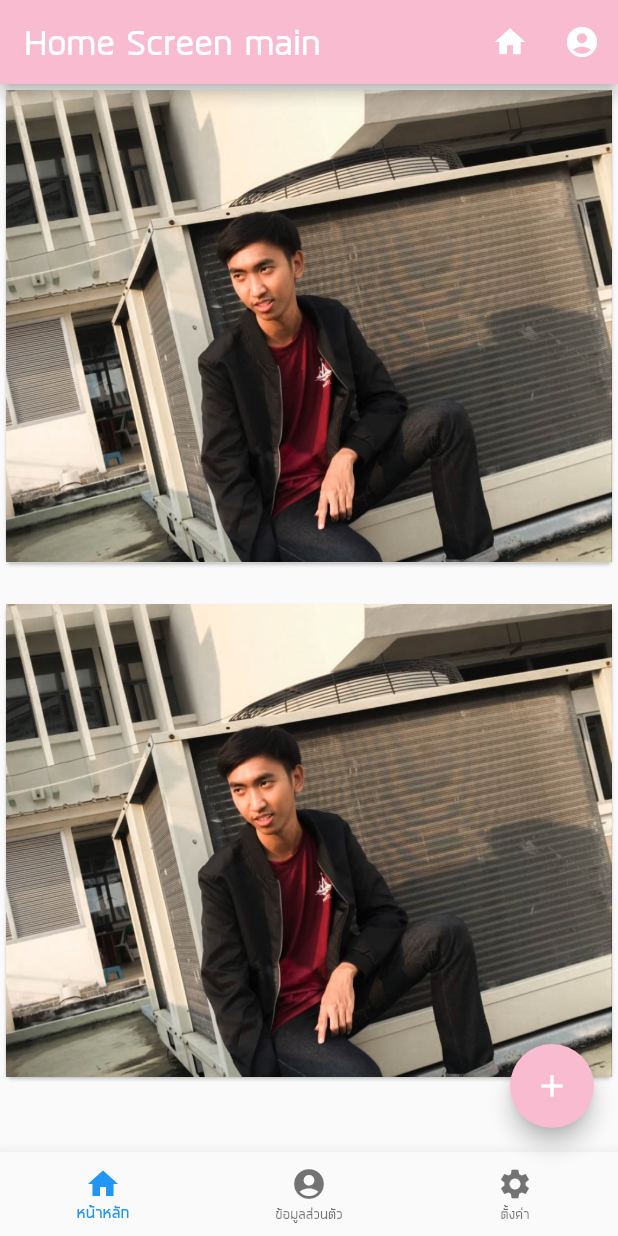
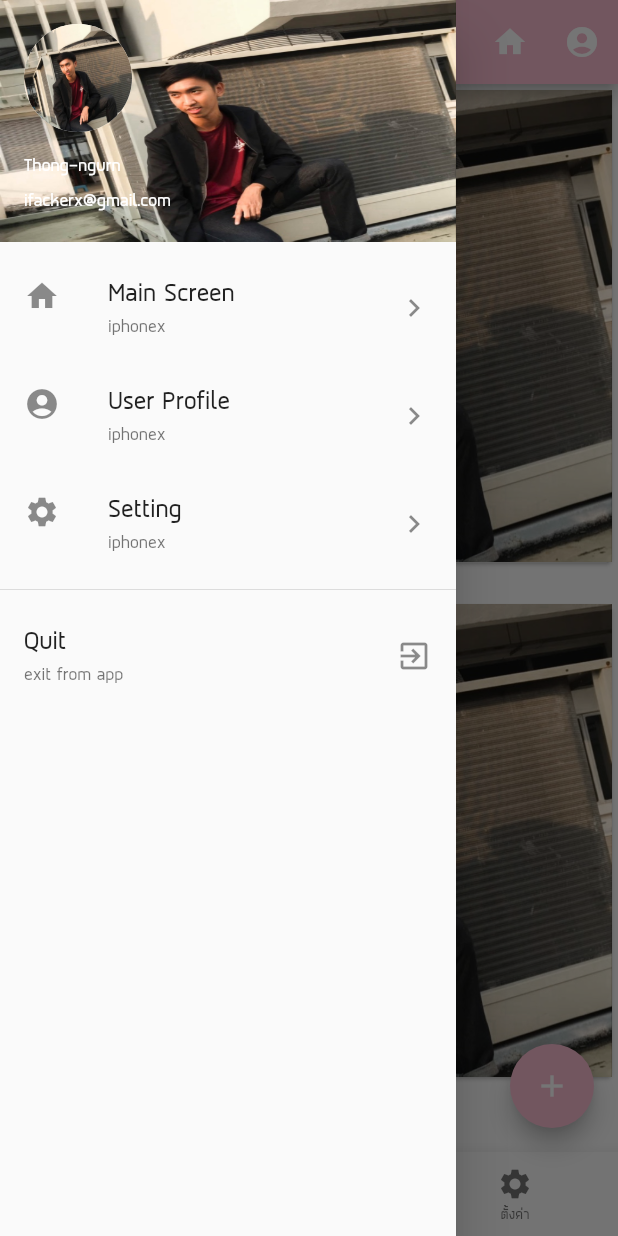
Before and after one commit to ifackerx/Pracing_flutter, a Flutter app: the screen it shows after launch, with the side drawer open (before the commit the screen has no drawer), on a phone screen of 412 x 824 dp. Run offline on Flutter 3.47's test engine with Material 2 defaults, Android fonts, the phone set to English and light mode, and no system bars.

Commit message:
List tile :credit_card:

```diff
--- a/flutter_app/lib/main.dart
+++ b/flutter_app/lib/main.dart
@@ -1,6 +1,9 @@
 import 'package:flutter/material.dart';
+import 'package:flutter_app/screens/app_screen.dart';
 import 'package:flutter_app/screens/home_screen.dart';
 import 'package:flutter_app/screens/main_screen.dart';
+import 'package:flutter_app/screens/page_one.dart';
+import 'package:flutter_app/screens/page_two.dart';
 
 // state less ไม่มีอัพเดทค่าข้อมูลในตัวมันเอง แสดงอยาสงเดียว
 
@@ -18,7 +21,12 @@ class Myapp extends StatelessWidget {
       title: 'My Traing App',
       // widget ตัวแรกที่จะใช้แสดง
       // Scafford รูปแบบของ Page (titlebar, button, appbar)
-      home: HomeScreen()
+      home: HomeScreen(),
+      routes: <String, WidgetBuilder>{
+        '/app' : (BuildContext context) => AppScreen('Heloow'),
+        '/one' : (BuildContext context) => PageOne(),
+        '/two' : (BuildContext context) => PageTwo(),
+      },
 
     // don't forget semicolon
     );
--- a/flutter_app/lib/screens/home_screen.dart
+++ b/flutter_app/lib/screens/home_screen.dart
@@ -1,4 +1,7 @@
+import 'dart:io';
+
 import 'package:flutter/material.dart';
+import 'package:flutter_app/screens/app_screen.dart';
 import 'page_one.dart';
 import 'page_two.dart';
 import 'page_three.dart';
@@ -12,23 +15,7 @@ class HomeScreen extends StatefulWidget {
 
 class _HomeScreenState extends State<HomeScreen> {
 
-  Widget customBar = AppBar(
-    title: Text('Home Screen main',
-      style: TextStyle(fontSize: 30.0)
-    ),
-    backgroundColor: Colors.pink[100],
-    // ปุ่มซ้ายขวา
-    actions: <Widget>[
-      IconButton(icon: Icon(Icons.home), onPressed: () {}),
-      IconButton(icon: Icon(Icons.account_circle), onPressed: () {}),
-    ],
-  );
 
-  Widget customfloatingAction = FloatingActionButton(
-    onPressed: () {},
-    backgroundColor: Colors.pink[100],
-    child: Icon(Icons.add),
-    );
 
   TextStyle myStyle = TextStyle(
     fontSize: 20.0,
@@ -38,8 +25,36 @@ class _HomeScreenState extends State<HomeScreen> {
   // ชื่อไฟล์ page เข้ามาใส่
   List pages = [PageOne(), PageTwo(), PageThree()];
 
+  bool hasImage = true;
+
+
   @override
   Widget build(BuildContext context) {
+
+    Widget customBar = AppBar(
+    title: Text('Home Screen main',
+      style: TextStyle(fontSize: 30.0)
+    ),
+    backgroundColor: Colors.pink[100],
+    // ปุ่มซ้ายขวา
+    actions: <Widget>[
+      IconButton(icon: Icon(Icons.home), onPressed: () {}),
+      IconButton(icon: Icon(Icons.account_circle), onPressed: () => Navigator.of(context).pushNamed('/one')),
+    ],
+  );
+
+
+
+    Widget customfloatingAction = FloatingActionButton(
+    onPressed: () async {
+      // กดปุ่มเปลี่ยนหน้า Async Await อยู่ด้วยกัน ไม่มีก็ได้
+      var response = await Navigator.push(context, MaterialPageRoute(builder: (context) => AppScreen('hellow hell')));
+      print(response);
+    },
+    backgroundColor: Colors.pink[100],
+    child: Icon(Icons.add),
+    );
+
 
     Widget customBottom = BottomNavigationBar(
         // ตัวหนดว่า index เท่าไหร่ page ไหน
@@ -59,12 +74,85 @@ class _HomeScreenState extends State<HomeScreen> {
 
       );
 
+    Widget drawer = Drawer(
+  // Add a ListView to the drawer. This ensures the user can scroll
+  // through the options in the Drawer if there isn't enough vertical
+  // space to fit everything.
+  child: ListView(
+    // Important: Remove any padding from the ListView.
+    padding: EdgeInsets.zero,
+    children: <Widget>[
+      UserAccountsDrawerHeader(
+        currentAccountPicture: hasImage ? CircleAvatar(
+          backgroundColor: Colors.white,
+          // backgroundImage: NetworkImage('https://randomuser.me/api/portraits/men/22.jpg'),
+          backgroundImage: AssetImage('asset/img/profile.jpg')
+          // child: Text('THX', style: TextStyle(fontSize: 20.0, color: Colors.black)),
+        ) : CircleAvatar(
+          child: Text('THX', style: TextStyle(fontSize: 20.0, color: Colors.black)),
+
+        ),
+        accountName: Padding(
+          padding: const EdgeInsets.symmetric(vertical: 5.0),
+          child: Text('Thong-ngurn'),
+        ),
+        accountEmail: Text('ifackerx@gmail.com'),
+        decoration: BoxDecoration(
+          color: Colors.pink[100],
+          image: DecorationImage(fit: BoxFit.fill,image: AssetImage('asset/img/profile.jpg'))
+          )
+      ),
+      ListTile(
+        // icon เป็น img เป็น  text ก็ได้
+        leading: Icon(Icons.home),
+        title: Text('Main Screen', style: TextStyle(fontSize: 20.0),),
+        trailing: Icon(Icons.keyboard_arrow_right),
+        subtitle: Text('iphonex'),
+        onTap: () {
+          // Update the state of the app
+        },
+      ),
+       ListTile(
+        // icon เป็น img เป็น  text ก็ได้
+        leading: Icon(Icons.account_circle),
+        title: Text('User Profile', style: TextStyle(fontSize: 20.0),),
+        trailing: Icon(Icons.keyboard_arrow_right),
+        subtitle: Text('iphonex'),
+        onTap: () {
+          // Update the state of the app
+        },
+      ),
+       ListTile(
+        // icon เป็น img เป็น  text ก็ได้
+        leading: Icon(Icons.settings),
+        title: Text('Setting', style: TextStyle(fontSize: 20.0),),
+        trailing: Icon(Icons.keyboard_arrow_right),
+        subtitle: Text('iphonex'),
+        onTap: () {        },
+      ),
+       // เส้นคั่น
+       Divider(),
+       ListTile(
+        // icon เป็น img เป็น  text ก็ได้
+        title: Text('Quit', style: TextStyle(fontSize: 20.0),),
+        trailing: Icon(Icons.exit_to_app),
+        subtitle: Text('exit from app'),
+        onTap: () {
+          exit(0);
+        },
+      ),
+
+        ],
+      ),
+    );
+
 
     return Scaffold(
       appBar: customBar,
       body: pages[_currentIndex],
       floatingActionButton: customfloatingAction,
       bottomNavigationBar: customBottom,
+      drawer: drawer,
     );
   }
 }
```
Also changed, not shown: flutter_app/lib/screens/app_screen.dart (added, +39 -0 lines), flutter_app/lib/screens/page_three.dart (+41 -3 lines).
